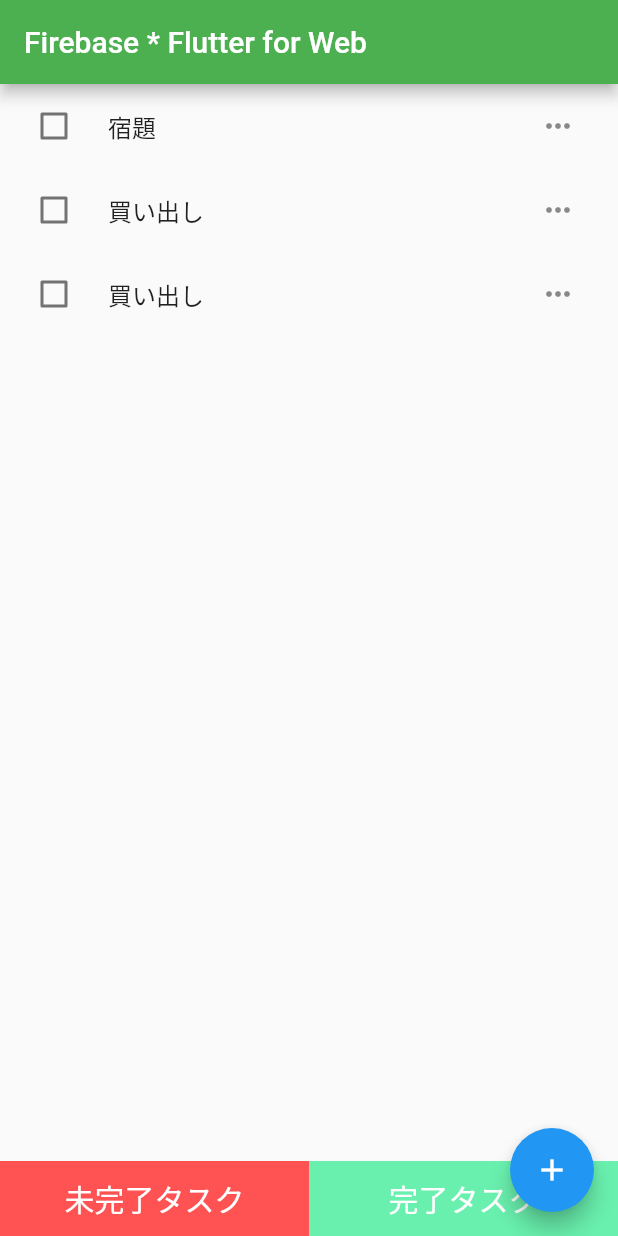
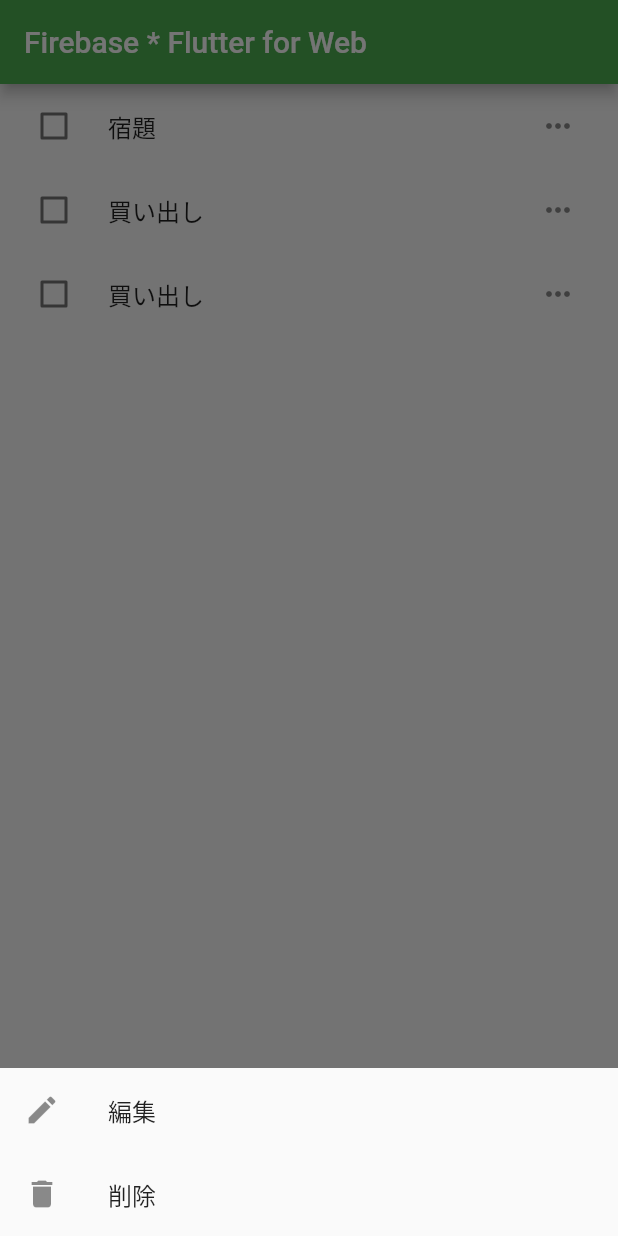
Before and after one commit to HikaruTokuda/flutter_web_todo, a Flutter app: the screen it shows after launch, after a tap on the "keyboard control" icon, on a phone screen of 412 x 824 dp. Run offline on Flutter 3.47's test engine with Material 2 defaults, Android fonts, the phone set to English and light mode, and no system bars.

Commit message:
完了タスクと未完了タスクのそれぞれで、ボトムシートを表示する処理を追加

```diff
--- a/lib/pages/undone_task_page.dart
+++ b/lib/pages/undone_task_page.dart
@@ -30,6 +30,27 @@ class _UndoneTaskPageState extends State<UndoneTaskPage> {
               icon: Icon(Icons.more_horiz),
               onPressed: (){
                 // ボトムシートを表示
+                showModalBottomSheet(context: context, builder: (context) {
+                  return Column(
+                    mainAxisSize: MainAxisSize.min,         // Column全体のサイズを要素ににあわせて小さくする
+                    children: [
+                      ListTile(
+                        title: Text('編集'),
+                        leading: Icon(Icons.edit),
+                        onTap: () {
+                          // 編集の処理
+                        },
+                      ),
+                      ListTile(
+                        title: Text('削除'),
+                        leading: Icon(Icons.delete),
+                        onTap: () {
+                          // 編集の処理
+                        },
+                      )
+                    ],
+                  );
+                });
               },
             ),
           );
```
Also changed, not shown: lib/pages/done_task_page.dart (+26 -0 lines).
